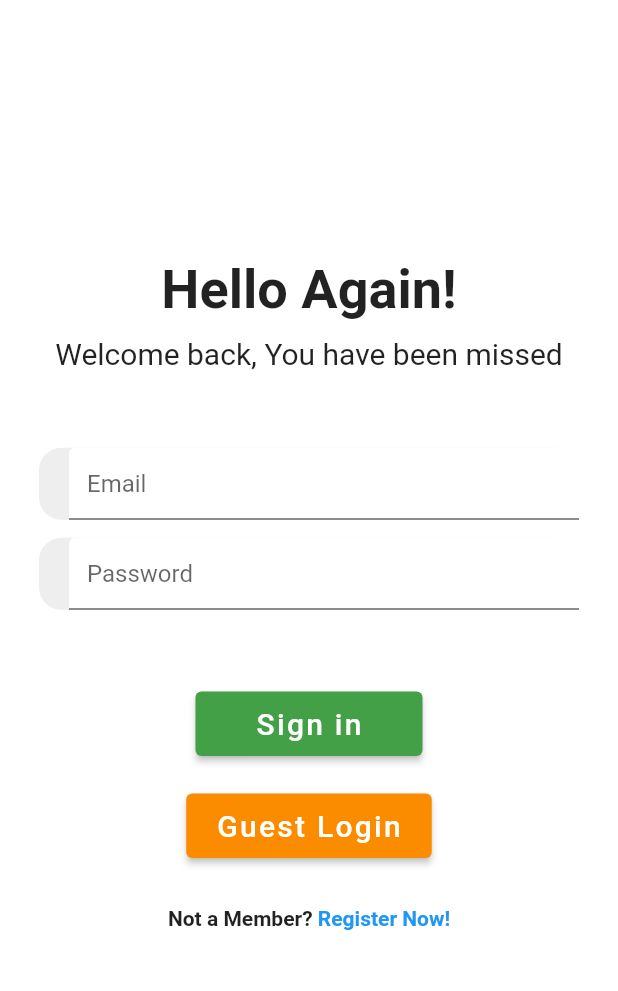
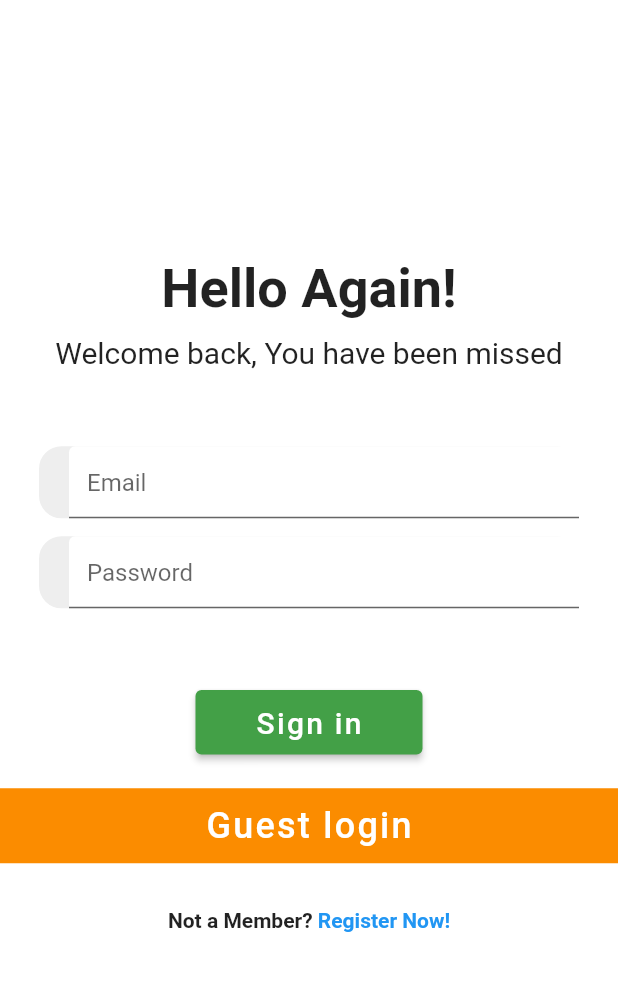
Before and after one commit to abhishekpatelmc/ECOSIA, a Flutter app: the LoginPage screen opened directly with empty values, on a phone screen of 412 x 824 dp, the part 84-1075 px from its top. Run offline on Flutter 3.47's test engine with Material 2 defaults, Android fonts, the phone set to English and light mode, and no system bars; our stand-ins replace carousel_slider, cloud_firestore, firebase_auth, firebase_core, flutter_spinkit, url_launcher_web; missing offline and left inert: cloud_firestore_web, firebase_auth_web, firebase_core_web; accounts and stored records are empty; network calls fail.

Commit message:
Merge remote-tracking branch 'origin/firestore' into firestore
# Conflicts:
#	.dart_tool/package_config.json
#	.dart_tool/package_config_subset
#	.flutter-plugins
#	.flutter-plugins-dependencies
#	.packages
#	android/.gradle/7.4/checksums/checksums.lock
#	android/.gradle/7.4/checksums/md5-checksums.bin
#	android/.gradle/7.4/checksums/sha1-checksums.bin
#	android/.gradle/7.4/fileHashes/fileHashes.lock
#	android/.gradle/buildOutputCleanup/buildOutputCleanup.lock
#	android/local.properties

```diff
--- a/lib/screens/home/LoginPage/login_page.dart
+++ b/lib/screens/home/LoginPage/login_page.dart
@@ -183,30 +183,30 @@ class _LoginPageState extends State<LoginPage> {
                               fontWeight: FontWeight.w500)),
                       child: const Text('Sign in'),
                     ),
-                    // Center(
-                    //   child: Text('Sign in',
-                    //   style: TextStyle(color: Colors.white, fontWeight: FontWeight.bold, fontSize: 18),
-                    //   ),
-                    // ),
                   )
               ),
-                ElevatedButton(
-                  onPressed: () {
+                InkWell(
+
+                  onTap: () {
                     Navigator.of(context).push(
                       MaterialPageRoute(
                         builder: (context) => const InformativePage(),
                       ),
                     );
                   },
-                  style: ElevatedButton.styleFrom(
-                      primary: Colors.orange[600],
-                      padding: const EdgeInsets.symmetric(
-                          horizontal: 20, vertical: 10),
-                      textStyle: const TextStyle(
-                          letterSpacing: 1.5,
-                          fontSize: 20,
-                          fontWeight: FontWeight.w500)),
-                  child: const Text('Guest Login'),
+                  child: Container(
+                    height: 50,
+                    width: double.infinity,
+                    decoration: BoxDecoration(
+                      color: Colors.orange[600],
+                    ),
+                    child: const Center(
+                      child: Text(
+                        'Guest login',
+                        style: TextStyle(fontSize: 24, color: Colors.white,letterSpacing: 1.5,fontWeight: FontWeight.w500),
+                      ),
+                    ),
+                  ),
                 ),
                 SizedBox(height: 30),
               //Not a Member? Sign up Page
```
Also changed, not shown: 2 other files.
